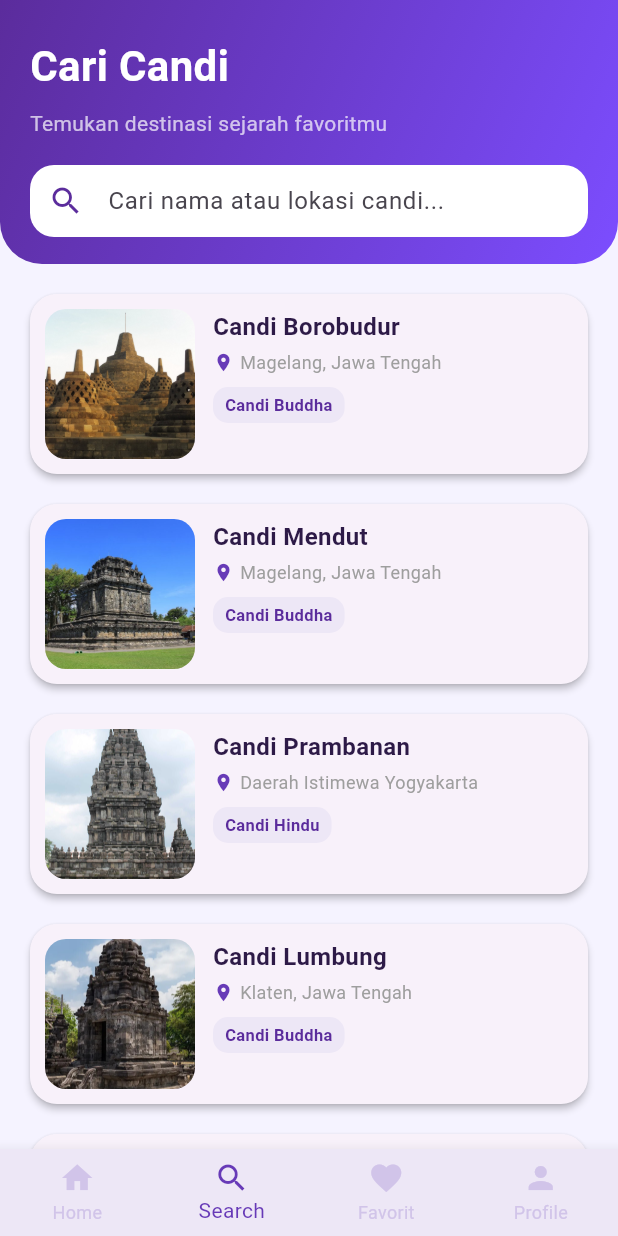
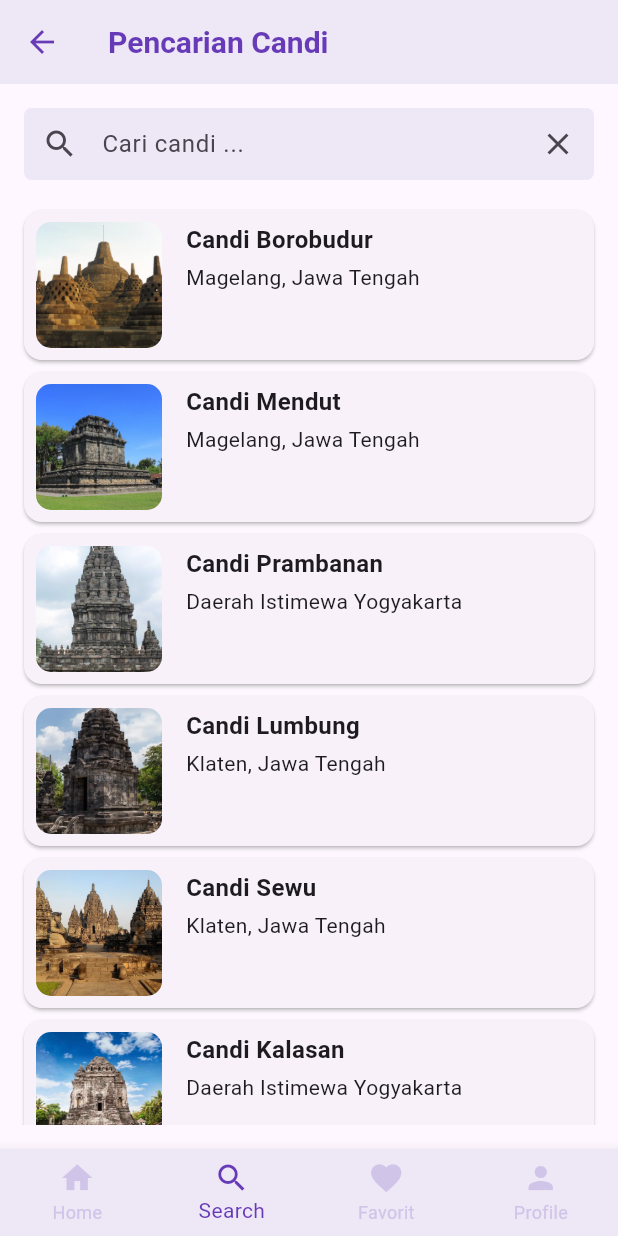
Before and after one commit to Bani-zan/wisata_candi, a Flutter app: the MainScreen screen opened by its route, item 2 of the bottom bar chosen, on a phone screen of 412 x 824 dp. Run offline on Flutter 3.47's test engine with Material 3 defaults, Android fonts, the phone set to English and light mode, and no system bars.

Commit message:
commit ke-3

```diff
--- a/lib/main.dart
+++ b/lib/main.dart
@@ -1,3 +1,4 @@
+
 import 'package:flutter/material.dart';
 import 'package:wisata_candi/screens/sign_in_screen.dart';
 import 'package:wisata_candi/screens/sign_up_screen.dart';
@@ -19,10 +20,10 @@ class MyApp extends StatelessWidget {
       title: 'Wisata Candi',
       debugShowCheckedModeBanner: false,
       theme: ThemeData(
-        colorScheme: ColorScheme.fromSeed(seedColor: Colors.deepPurple),
+        colorScheme: ColorScheme.fromSeed(
+          seedColor: Colors.deepPurple,
+        ),
         useMaterial3: true,
-        // Gaya AppBar dibuat sekali di sini supaya semua halaman seragam
-        // (latar ungu muda, judul tebal berwarna ungu) seperti di slide.
         appBarTheme: AppBarTheme(
           backgroundColor: Colors.deepPurple.shade50,
           foregroundColor: Colors.deepPurple,
@@ -43,7 +44,6 @@ class MyApp extends StatelessWidget {
   }
 }
 
-// Halaman utama setelah login, berisi menu navigasi bawah (4 tab).
 class MainScreen extends StatefulWidget {
   const MainScreen({super.key});
 
@@ -67,16 +67,32 @@ class _MainScreenState extends State<MainScreen> {
       body: _children[_currentIndex],
       bottomNavigationBar: BottomNavigationBar(
         currentIndex: _currentIndex,
-        type: BottomNavigationBarType.fixed, // wajib untuk 4 item atau lebih
-        onTap: (index) => setState(() => _currentIndex = index),
+        type: BottomNavigationBarType.fixed,
+        onTap: (index) {
+          setState(() {
+            _currentIndex = index;
+          });
+        },
         selectedItemColor: Colors.deepPurple,
         unselectedItemColor: Colors.deepPurple.shade100,
         backgroundColor: Colors.deepPurple.shade50,
         items: const [
-          BottomNavigationBarItem(icon: Icon(Icons.home), label: 'Home'),
-          BottomNavigationBarItem(icon: Icon(Icons.search), label: 'Search'),
-          BottomNavigationBarItem(icon: Icon(Icons.favorite), label: 'Favorit'),
-          BottomNavigationBarItem(icon: Icon(Icons.person), label: 'Profile'),
+          BottomNavigationBarItem(
+            icon: Icon(Icons.home),
+            label: 'Home',
+          ),
+          BottomNavigationBarItem(
+            icon: Icon(Icons.search),
+            label: 'Search',
+          ),
+          BottomNavigationBarItem(
+            icon: Icon(Icons.favorite),
+            label: 'Favorit',
+          ),
+          BottomNavigationBarItem(
+            icon: Icon(Icons.person),
+            label: 'Profile',
+          ),
         ],
       ),
     );
--- a/lib/screens/search_screen.dart
+++ b/lib/screens/search_screen.dart
@@ -10,20 +10,29 @@ class SearchScreen extends StatefulWidget {
 }
 
 class _SearchScreenState extends State<SearchScreen> {
+  // TODO: 1. Deklarasikan variabel yang dibutuhkan
+  List<Candi> _filteredCandis = [];
+  String _searchQuery = '';
   final TextEditingController _searchController = TextEditingController();
 
-  List<Candi> get _filteredCandis {
-    final query = _searchController.text.trim().toLowerCase();
-
-    if (query.isEmpty) {
-      return candiList;
+  @override
+  void initState() {
+    super.initState();
+    _filteredCandis = candiList;
   }
 
-    return candiList.where((candi) {
+  void _searchCandi(String query) {
+    setState(() {
+      _searchQuery = query.trim();
+
+      _filteredCandis = candiList.where((candi) {
         final name = candi.name.toLowerCase();
         final location = candi.location.toLowerCase();
-      return name.contains(query) || location.contains(query);
+        final search = query.toLowerCase();
+
+        return name.contains(search) || location.contains(search);
       }).toList();
+    });
   }
 
   @override
@@ -35,99 +44,80 @@ class _SearchScreenState extends State<SearchScreen> {
   @override
   Widget build(BuildContext context) {
     return Scaffold(
-      backgroundColor: const Color(0xFFF5F3FF),
-      body: SafeArea(
-        child: Column(
+      // TODO: 2. Buat appbar dengan judul Pencarian Candi
+      appBar: AppBar(title: const Text('Pencarian Candi')),
+      // TODO: 3. Buat body berupa Column
+      body: Column(
         children: [
-            Container(
-              width: double.infinity,
-              padding: const EdgeInsets.fromLTRB(20, 24, 20, 18),
-              decoration: const BoxDecoration(
-                gradient: LinearGradient(
-                  colors: [Color(0xFF5B2C9C), Color(0xFF7C4DFF)],
-                  begin: Alignment.topLeft,
-                  end: Alignment.bottomRight,
+          // TODO: 4. Buat TextField pencarian sebagai anak dari Column
+          Padding(
+            padding: const EdgeInsets.all(16),
+            child: Container(
+              decoration: BoxDecoration(
+                borderRadius: BorderRadius.circular(5),
+                color: Colors.deepPurple[50],
               ),
-                borderRadius: BorderRadius.vertical(
-                  bottom: Radius.circular(28),
+              child: TextField(
+                controller: _searchController,
+                autofocus: false,
+                onChanged: _searchCandi,
+                decoration: InputDecoration(
+                  hintText: 'Cari candi ...',
+                  prefixIcon: Icon(Icons.search),
+                  border: InputBorder.none,
+                  focusedBorder: OutlineInputBorder(
+                    borderSide: BorderSide(color: Colors.deepPurple),
                   ),
+                  contentPadding: EdgeInsets.symmetric(
+                    horizontal: 16,
+                    vertical: 12,
                   ),
-              child: Column(
-                crossAxisAlignment: CrossAxisAlignment.start,
-                children: [
-                  const Text(
-                    'Cari Candi',
-                    style: TextStyle(
-                      fontSize: 28,
-                      fontWeight: FontWeight.bold,
-                      color: Colors.white,
-                    ),
-                  ),
-                  const SizedBox(height: 8),
-                  const Text(
-                    'Temukan destinasi sejarah favoritmu',
-                    style: TextStyle(
-                      fontSize: 14,
-                      color: Colors.white70,
-                    ),
-                  ),
-                  const SizedBox(height: 18),
-                  TextField(
-                    controller: _searchController,
-                    onChanged: (_) => setState(() {}),
-                    decoration: InputDecoration(
-                      filled: true,
-                      fillColor: Colors.white,
-                      hintText: 'Cari nama atau lokasi candi...',
-                      prefixIcon: const Icon(Icons.search, color: Color(0xFF5B2C9C)),
-                      contentPadding: const EdgeInsets.symmetric(horizontal: 16),
-                      border: OutlineInputBorder(
-                        borderRadius: BorderRadius.circular(16),
-                        borderSide: BorderSide.none,
+                  suffixIcon: IconButton(
+                    onPressed: () {
+                      _searchController.clear();
+                      _searchCandi('');
+                    },
+                    icon: const Icon(Icons.clear),
                   ),
                 ),
               ),
-                ],
             ),
           ),
+          // TODO: 5. Buat ListView hasil pencarian sebagai anak dari Column
           Expanded(
             child: _filteredCandis.isEmpty
-                  ? const Center(
+                ? Center(
                     child: Text(
-                        'Candi tidak ditemukan',
-                        style: TextStyle(
-                          color: Colors.deepPurple,
-                          fontWeight: FontWeight.w600,
-                        ),
+                      'Candi "$_searchQuery" tidak ditemukan',
+                      style: const TextStyle(fontSize: 16),
                     ),
                   )
-                  : ListView.separated(
-                      padding: const EdgeInsets.all(16),
+                : ListView.builder(
                     itemCount: _filteredCandis.length,
-                      separatorBuilder: (_, __) => const SizedBox(height: 12),
                     itemBuilder: (context, index) {
                       final candi = _filteredCandis[index];
                       return Card(
-                          elevation: 2,
-                          shape: RoundedRectangleBorder(
-                            borderRadius: BorderRadius.circular(18),
+                        margin: const EdgeInsets.symmetric(
+                          horizontal: 16,
+                          vertical: 4,
                         ),
-                          child: Padding(
-                            padding: const EdgeInsets.all(10),
                         child: Row(
                           crossAxisAlignment: CrossAxisAlignment.start,
                           children: [
-                                ClipRRect(
-                                  borderRadius: BorderRadius.circular(14),
+                            Container(
+                              padding: const EdgeInsets.all(8),
+                              width: 100,
+                              height: 100,
+                              child: ClipRRect(
+                                borderRadius: BorderRadius.circular(10),
                                 child: Image.asset(
                                   candi.imageAsset,
-                                    width: 100,
-                                    height: 100,
                                   fit: BoxFit.cover,
                                 ),
                               ),
-                                const SizedBox(width: 12),
-                                Expanded(
+                            ),
+                            Padding(
+                              padding: const EdgeInsets.all(8.0),
                               child: Column(
                                 crossAxisAlignment: CrossAxisAlignment.start,
                                 children: [
@@ -136,60 +126,21 @@ class _SearchScreenState extends State<SearchScreen> {
                                     style: const TextStyle(
                                       fontSize: 16,
                                       fontWeight: FontWeight.bold,
-                                          color: Color(0xFF2D1A47),
                                     ),
                                   ),
                                   const SizedBox(height: 4),
-                                      Row(
-                                        children: [
-                                          const Icon(
-                                            Icons.location_on,
-                                            size: 14,
-                                            color: Colors.deepPurple,
-                                          ),
-                                          const SizedBox(width: 4),
-                                          Expanded(
-                                            child: Text(
-                                              candi.location,
-                                              style: const TextStyle(
-                                                fontSize: 12,
-                                                color: Colors.grey,
-                                              ),
-                                            ),
-                                          ),
-                                        ],
-                                      ),
-                                      const SizedBox(height: 8),
-                                      Container(
-                                        padding: const EdgeInsets.symmetric(
-                                          horizontal: 8,
-                                          vertical: 4,
-                                        ),
-                                        decoration: BoxDecoration(
-                                          color: const Color(0xFFEDE7F6),
-                                          borderRadius: BorderRadius.circular(10),
-                                        ),
-                                        child: Text(
-                                          candi.type,
-                                          style: const TextStyle(
-                                            color: Color(0xFF5B2C9C),
-                                            fontSize: 11,
-                                            fontWeight: FontWeight.w600,
-                                          ),
-                                        ),
-                                      ),
+                                  Text(candi.location),
                                 ],
                               ),
                             ),
                           ],
                         ),
-                          ),
                       );
                     },
                   ),
           ),
+          const SizedBox(height: 16),
         ],
-        ),
       ),
     );
   }
```
Lines whose indentation alone changed are shown as unchanged.
